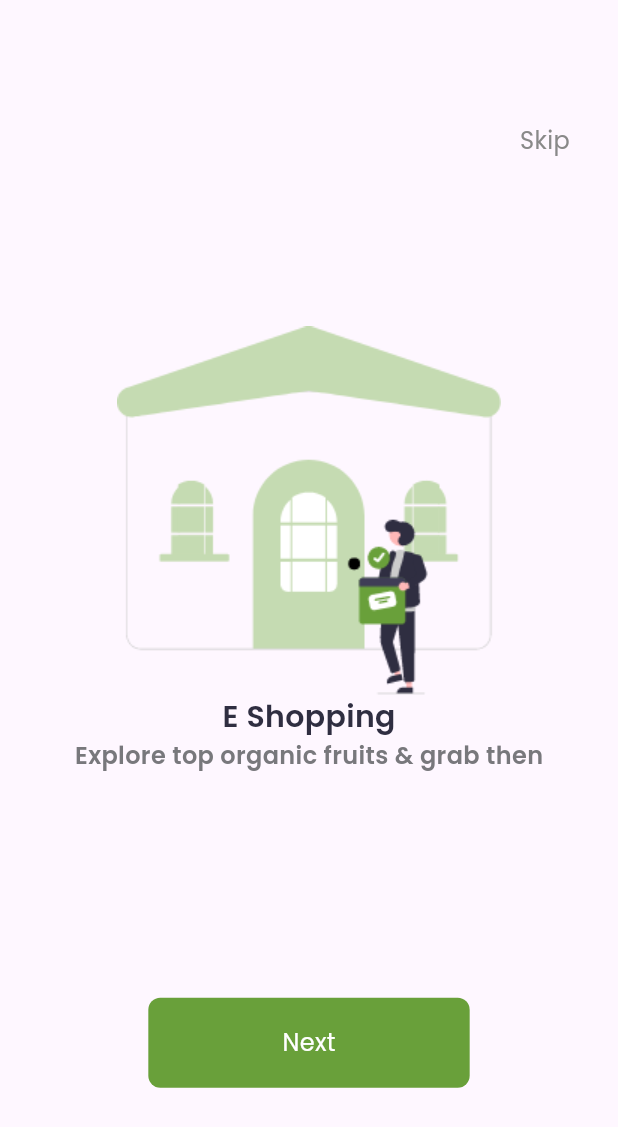
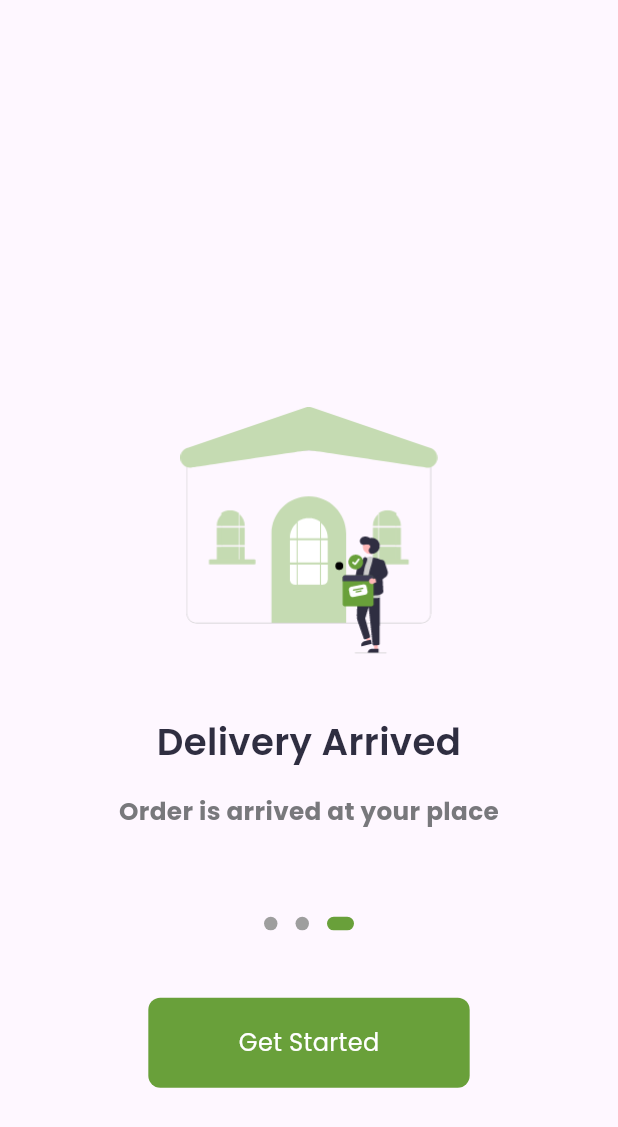
Before and after one commit to AhmedYasserTaha/e-commerce-fruit-app, a Flutter app: the screen it shows after launch, swiped to page 3, on a phone screen of 412 x 824 dp. Shown: the top 1127 px of the screen. Run offline on Flutter 3.47's test engine with Material 3 defaults, Android fonts, the phone set to English and light mode, and no system bars; drawn by our look-alikes of dots_indicator; our stand-ins replace gap, get.

Commit message:
Finshed dots indicator in bording screen now finshed ondoreding screen

```diff
--- /dev/null
+++ b/lib/features/onBording/presentaiosn/widget/coustom_dots_Indicator.dart
@@ -0,0 +1,24 @@
+import 'package:dots_indicator/dots_indicator.dart';
+import 'package:e_commerce_app/core/utils/app_colors.dart';
+import 'package:flutter/material.dart';
+
+class CoustomDotsIndicator extends StatelessWidget {
+  const CoustomDotsIndicator({super.key, required this.dontIndex});
+  final double? dontIndex;
+  @override
+  Widget build(BuildContext context) {
+    return DotsIndicator(
+      dotsCount: 3,
+      position: dontIndex!,
+      decorator: DotsDecorator(
+        size: const Size.square(9.0),
+        activeSize: const Size(18.0, 9.0),
+        // color: Colors.transparent,
+        activeColor: AppColors.pColor,
+        activeShape: RoundedRectangleBorder(
+            borderRadius: BorderRadius.circular(5.0),
+            side: BorderSide(color: AppColors.pColor)),
+      ),
+    );
+  }
+}
--- a/lib/features/onBording/presentaiosn/widget/coustom_page_view.dart
+++ b/lib/features/onBording/presentaiosn/widget/coustom_page_view.dart
@@ -2,23 +2,24 @@ import 'package:e_commerce_app/features/onBording/presentaiosn/widget/page_view_
 import 'package:flutter/material.dart';
 
 class CoustomPageView extends StatelessWidget {
-  const CoustomPageView({super.key});
-
+  const CoustomPageView({super.key, required this.pageController});
+  final PageController? pageController;
   @override
   Widget build(BuildContext context) {
     return PageView(
+      controller: pageController,
       children: [
         PageViewItem(
             title: "E Shopping",
             suptitle: "Explore top organic fruits & grab then",
             image: "assets/images/onboarding1.png"),
         PageViewItem(
-            title: "E Shopping",
-            suptitle: "Explore top organic fruits & grab then",
+            title: "Delivery in the way",
+            suptitle: "Get your order by speed delivery",
             image: "assets/images/onboarding2.png"),
         PageViewItem(
-            title: "E Shopping",
-            suptitle: "Explore top organic fruits & grab then",
+            title: "Delivery Arrived",
+            suptitle: "Order is arrived at your place",
             image: "assets/images/onboarding3.png"),
       ],
     );
--- a/lib/features/onBording/presentaiosn/widget/on_bording_body.dart
+++ b/lib/features/onBording/presentaiosn/widget/on_bording_body.dart
@@ -1,34 +1,71 @@
 import 'package:e_commerce_app/core/utils/app_colors.dart';
 import 'package:e_commerce_app/core/utils/size_config.dart';
 import 'package:e_commerce_app/core/widgets/custom_widget_botton.dart';
+import 'package:e_commerce_app/features/onBording/presentaiosn/widget/coustom_dots_Indicator.dart';
 import 'package:e_commerce_app/features/onBording/presentaiosn/widget/coustom_page_view.dart';
 import 'package:flutter/material.dart';
 
-class OnBordingBody extends StatelessWidget {
+class OnBordingBody extends StatefulWidget {
   const OnBordingBody({super.key});
 
   @override
+  State<OnBordingBody> createState() => _OnBordingBodyState();
+}
+
+class _OnBordingBodyState extends State<OnBordingBody> {
+  PageController? pageController;
+
+  @override
+  void initState() {
+    super.initState();
+    pageController = PageController(initialPage: 0)
+      ..addListener(() {
+        setState(() {});
+      });
+  }
+
+  @override
   Widget build(BuildContext context) {
-    // ✅ تأكد من تهيئة SizeConfig قبل الاستخدام
+    // تأكد من تهيئة SizeConfig قبل الاستخدام
     SizeConfig().init(context);
 
     return Stack(
       children: [
-        CoustomPageView(),
+        CoustomPageView(
+          pageController: pageController,
+        ),
+        // الثلاث نقاط في الصفحة
         Positioned(
-          top: MediaQuery.of(context).size.height * .1,
-          right: 32,
-          child: Text(
-            "Skip",
-            style: TextStyle(fontSize: 16, color: AppColors.textColor),
+          left: 0,
+          right: 0,
+          bottom: SizeConfig.defaultSize! * 20,
+          child: CoustomDotsIndicator(
+            dontIndex: (pageController?.hasClients ?? false)
+                ? pageController!.page ?? 0
+                : 0,
+          ),
+        ),
+        Visibility(
+          visible: (pageController?.hasClients ?? false) &&
+              (pageController?.page?.round() == 2 ? false : true),
+          child: Positioned(
+            top: MediaQuery.of(context).size.height * .1,
+            right: 32,
+            child: Text(
+              "Skip",
+              style: TextStyle(fontSize: 16, color: AppColors.textColor),
+            ),
           ),
         ),
         Positioned(
-          left: (SizeConfig.defaultSize ?? 10) * 10, // ✅ تصحيح هنا
-          right: (SizeConfig.defaultSize ?? 10) * 10, // ✅ تصحيح هنا
-          bottom: (SizeConfig.defaultSize ?? 10) * 10, // ✅ تصحيح هنا
+          left: (SizeConfig.defaultSize ?? 10) * 10,
+          right: (SizeConfig.defaultSize ?? 10) * 10,
+          bottom: (SizeConfig.defaultSize ?? 10) * 10,
           child: CustomWidgetButton(
-            text: "Next",
+            text: (pageController?.hasClients ?? false) &&
+                    (pageController?.page?.round() == 2)
+                ? "Get Started"
+                : "Next",
           ),
         ),
       ],
--- a/lib/features/onBording/presentaiosn/widget/page_view_item.dart
+++ b/lib/features/onBording/presentaiosn/widget/page_view_item.dart
@@ -1,41 +1,62 @@
 import 'package:e_commerce_app/core/utils/app_colors.dart';
-import 'package:e_commerce_app/core/utils/size_config.dart';
 import 'package:flutter/material.dart';
+import 'package:gap/gap.dart';
 
 class PageViewItem extends StatelessWidget {
-  const PageViewItem(
-      {super.key,
+  const PageViewItem({
+    super.key,
     required this.title,
     required this.suptitle,
-      required this.image});
-  final String? title;
-  final String? suptitle;
-  final String? image;
+    required this.image,
+  });
+
+  final String title;
+  final String suptitle;
+  final String image;
+
   @override
   Widget build(BuildContext context) {
+    return LayoutBuilder(
+      builder: (context, constraints) {
         return Column(
+          mainAxisAlignment: MainAxisAlignment.center,
           children: [
+            // SizedBox(height: constraints.maxHeight * 0.1),
             SizedBox(
-          height: SizeConfig.defaultSize! * 22,
+              height: constraints.maxHeight * 0.2,
+              child: Image.asset(image, fit: BoxFit.cover),
             ),
-        Image.asset(image!),
-        Text(
-          title!,
+            Gap(constraints.maxHeight * 0.05),
+            Padding(
+              padding:
+                  EdgeInsets.symmetric(horizontal: constraints.maxWidth * 0.1),
+              child: Text(
+                title,
                 style: TextStyle(
-              fontSize: 20,
+                  fontSize: constraints.maxWidth * 0.06,
                   color: AppColors.titleColor,
-              fontWeight: FontWeight.w600),
-          textAlign: TextAlign.left,
+                  fontWeight: FontWeight.w600,
                 ),
-        Text(
-          suptitle!,
+                textAlign: TextAlign.center,
+              ),
+            ),
+            SizedBox(height: constraints.maxHeight * 0.02),
+            Padding(
+              padding:
+                  EdgeInsets.symmetric(horizontal: constraints.maxWidth * 0.1),
+              child: Text(
+                suptitle,
                 style: TextStyle(
-              fontSize: 16,
+                  fontSize: constraints.maxWidth * 0.04,
                   color: AppColors.supTitleColor,
-              fontWeight: FontWeight.w600),
-          textAlign: TextAlign.left,
-        )
+                  fontWeight: FontWeight.bold,
+                ),
+                textAlign: TextAlign.center,
+              ),
+            ),
           ],
+        );
+      },
     );
   }
 }
--- a/pubspec.yaml
+++ b/pubspec.yaml
@@ -29,6 +29,7 @@ environment:
 # versions available, run `flutter pub outdated`.
 dependencies:
   cupertino_icons: ^1.0.8
+  dots_indicator: ^4.0.0
   flutter:
     sdk: flutter
   gap: ^3.0.1
```
Also changed, not shown: pubspec.lock. Lines whose indentation alone changed are shown as unchanged.
